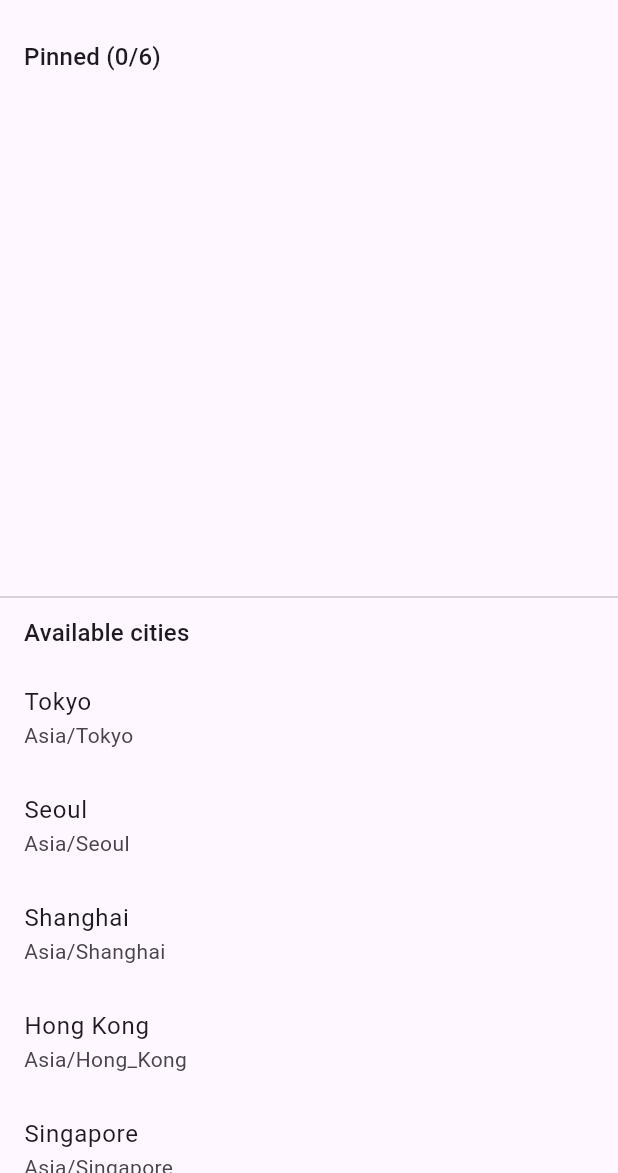
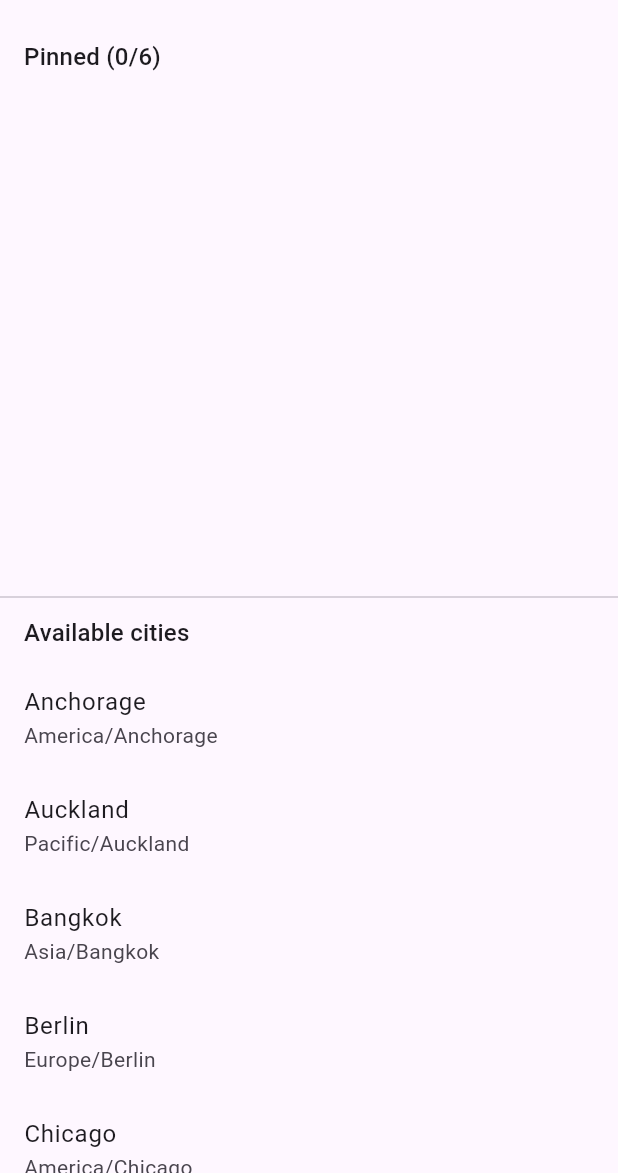
Before and after one commit to Bonkoturyu/TimerUtility, a Flutter app: the ClockLocationPickerScreen screen opened by its route, on a phone screen of 412 x 824 dp, the part 63-1236 px from its top. Run offline on Flutter 3.47's test engine with Material 3 defaults, Android fonts, the phone set to English and light mode, and no system bars; our stand-ins replace audioplayers, clock, drift, drift_flutter, flutter_local_notifications, flutter_riverpod and 10 more; accounts and stored records are empty; generated files the repository leaves out were written again.

Commit message:
fix(phase-10.5): real-device feedback (PageView loop, A-Z catalog, dot indicator)
Address 4 items from the 2026-05-10 Pixel 6a / Android 16 verification:

- B. PageView C->A loop: switch to PageView.builder with itemCount: null
  and initialPage = 3000 (multiple of pages.length). index % 3 maps the
  raw page back to the design index. Right-swipe from Design A now
  reaches Design C and vice versa.
- C. TimezoneCatalog A-Z order: replace the continent grouping
  (Asia -> Europe -> America -> Pacific) with case-insensitive
  alphabetical. Adds a unit test pinning the invariant. Picker test
  surface bumped 3000dp -> 6000dp (Tokyo / Toronto / Vancouver moved
  to the bottom of the list and were lazy-built off-screen).
- D. Dot indicator visibility: 8x8 plain dots -> Material 3
  "expressive" pill (active 24x10 / inactive 10x10) on a translucent
  surfaceContainerHigh capsule. Reviewer reported the previous dots
  were missed entirely against Design B/C content.
- A. BACKLOG.md scenario L563-564 + DoD L573 reworded: permission
  prompt fires on first ClockScreen entry, not at app launch
  (matches the existing keepAlive provider behaviour, also already
  documented in docs/permissions.md L40, L43).

Phase 11 backlog gains a "HomeScreen PageView-ize 4 features"
task captured from the same review session.

flutter analyze: clean. flutter test: 504 passed (502 -> 504,
2 new tests: A-Z order invariant + C->A loop swipe).

Co-Authored-By: Claude Opus 4.7 (1M context) <noreply@anthropic.com>

```diff
--- a/lib/domain/clock/timezone_catalog.dart
+++ b/lib/domain/clock/timezone_catalog.dart
@@ -35,76 +35,67 @@ class TimezoneCatalogEntry {
 /// 主要都市プリセット (約 25 件)。地理的に偏らないよう、各大陸の
 /// 主要 TZ を最低 1 件以上カバーする方針で選定。
 ///
-/// 並び順は「日本に近い順 (アジア → 中東 → 欧州 → 大西洋 → 北米東 →
-/// 北米中央 → 北米西 → 太平洋)」。リスト UI でそのまま表示しても
-/// ユーザがスクロールしやすい順番。
+/// 並び順は `displayName` の昇順 (case-insensitive A-Z)。実機検証
+/// フィードバックで「目的の都市が探しにくい」と指摘されたため、
+/// 大陸 grouping (旧: アジア → 中東 → 欧州 → 北米 → 太平洋) から
+/// 単純なアルファベット順に変更した。
 class TimezoneCatalog {
   const TimezoneCatalog._();
 
   static const List<TimezoneCatalogEntry> presets = <TimezoneCatalogEntry>[
-    // Asia
-    TimezoneCatalogEntry(displayName: 'Tokyo', timezoneId: 'Asia/Tokyo'),
-    TimezoneCatalogEntry(displayName: 'Seoul', timezoneId: 'Asia/Seoul'),
-    TimezoneCatalogEntry(displayName: 'Shanghai', timezoneId: 'Asia/Shanghai'),
+    TimezoneCatalogEntry(
+      displayName: 'Anchorage',
+      timezoneId: 'America/Anchorage',
+    ),
+    TimezoneCatalogEntry(
+      displayName: 'Auckland',
+      timezoneId: 'Pacific/Auckland',
+    ),
+    TimezoneCatalogEntry(displayName: 'Bangkok', timezoneId: 'Asia/Bangkok'),
+    TimezoneCatalogEntry(displayName: 'Berlin', timezoneId: 'Europe/Berlin'),
+    TimezoneCatalogEntry(displayName: 'Chicago', timezoneId: 'America/Chicago'),
+    TimezoneCatalogEntry(displayName: 'Denver', timezoneId: 'America/Denver'),
+    TimezoneCatalogEntry(displayName: 'Dubai', timezoneId: 'Asia/Dubai'),
     TimezoneCatalogEntry(
       displayName: 'Hong Kong',
       timezoneId: 'Asia/Hong_Kong',
     ),
     TimezoneCatalogEntry(
-      displayName: 'Singapore',
-      timezoneId: 'Asia/Singapore',
+      displayName: 'Honolulu',
+      timezoneId: 'Pacific/Honolulu',
     ),
-    TimezoneCatalogEntry(displayName: 'Bangkok', timezoneId: 'Asia/Bangkok'),
     TimezoneCatalogEntry(displayName: 'Kolkata', timezoneId: 'Asia/Kolkata'),
-    // Middle East
-    TimezoneCatalogEntry(displayName: 'Dubai', timezoneId: 'Asia/Dubai'),
-    // Europe / Russia
-    TimezoneCatalogEntry(displayName: 'Moscow', timezoneId: 'Europe/Moscow'),
-    TimezoneCatalogEntry(displayName: 'Berlin', timezoneId: 'Europe/Berlin'),
-    TimezoneCatalogEntry(displayName: 'Paris', timezoneId: 'Europe/Paris'),
     TimezoneCatalogEntry(displayName: 'London', timezoneId: 'Europe/London'),
-    // South America
-    TimezoneCatalogEntry(
-      displayName: 'Sao Paulo',
-      timezoneId: 'America/Sao_Paulo',
-    ),
-    // North America East
-    TimezoneCatalogEntry(
-      displayName: 'New York',
-      timezoneId: 'America/New_York',
-    ),
-    TimezoneCatalogEntry(displayName: 'Toronto', timezoneId: 'America/Toronto'),
-    // North America Central
-    TimezoneCatalogEntry(
-      displayName: 'Mexico City',
-      timezoneId: 'America/Mexico_City',
-    ),
-    TimezoneCatalogEntry(displayName: 'Chicago', timezoneId: 'America/Chicago'),
-    // North America Mountain
-    TimezoneCatalogEntry(displayName: 'Denver', timezoneId: 'America/Denver'),
-    // North America West
     TimezoneCatalogEntry(
       displayName: 'Los Angeles',
       timezoneId: 'America/Los_Angeles',
     ),
     TimezoneCatalogEntry(
+      displayName: 'Mexico City',
+      timezoneId: 'America/Mexico_City',
+    ),
+    TimezoneCatalogEntry(displayName: 'Moscow', timezoneId: 'Europe/Moscow'),
+    TimezoneCatalogEntry(
+      displayName: 'New York',
+      timezoneId: 'America/New_York',
+    ),
+    TimezoneCatalogEntry(displayName: 'Paris', timezoneId: 'Europe/Paris'),
+    TimezoneCatalogEntry(
+      displayName: 'Sao Paulo',
+      timezoneId: 'America/Sao_Paulo',
+    ),
+    TimezoneCatalogEntry(displayName: 'Seoul', timezoneId: 'Asia/Seoul'),
+    TimezoneCatalogEntry(displayName: 'Shanghai', timezoneId: 'Asia/Shanghai'),
+    TimezoneCatalogEntry(
+      displayName: 'Singapore',
+      timezoneId: 'Asia/Singapore',
+    ),
+    TimezoneCatalogEntry(displayName: 'Sydney', timezoneId: 'Australia/Sydney'),
+    TimezoneCatalogEntry(displayName: 'Tokyo', timezoneId: 'Asia/Tokyo'),
+    TimezoneCatalogEntry(displayName: 'Toronto', timezoneId: 'America/Toronto'),
+    TimezoneCatalogEntry(
       displayName: 'Vancouver',
       timezoneId: 'America/Vancouver',
     ),
-    // Pacific
-    TimezoneCatalogEntry(
-      displayName: 'Anchorage',
-      timezoneId: 'America/Anchorage',
-    ),
-    TimezoneCatalogEntry(
-      displayName: 'Honolulu',
-      timezoneId: 'Pacific/Honolulu',
-    ),
-    // Oceania
-    TimezoneCatalogEntry(displayName: 'Sydney', timezoneId: 'Australia/Sydney'),
-    TimezoneCatalogEntry(
-      displayName: 'Auckland',
-      timezoneId: 'Pacific/Auckland',
-    ),
   ];
 }
```
Also changed, not shown: lib/presentation/screens/clock_screen.dart (+49 -14 lines), 4 other files.
